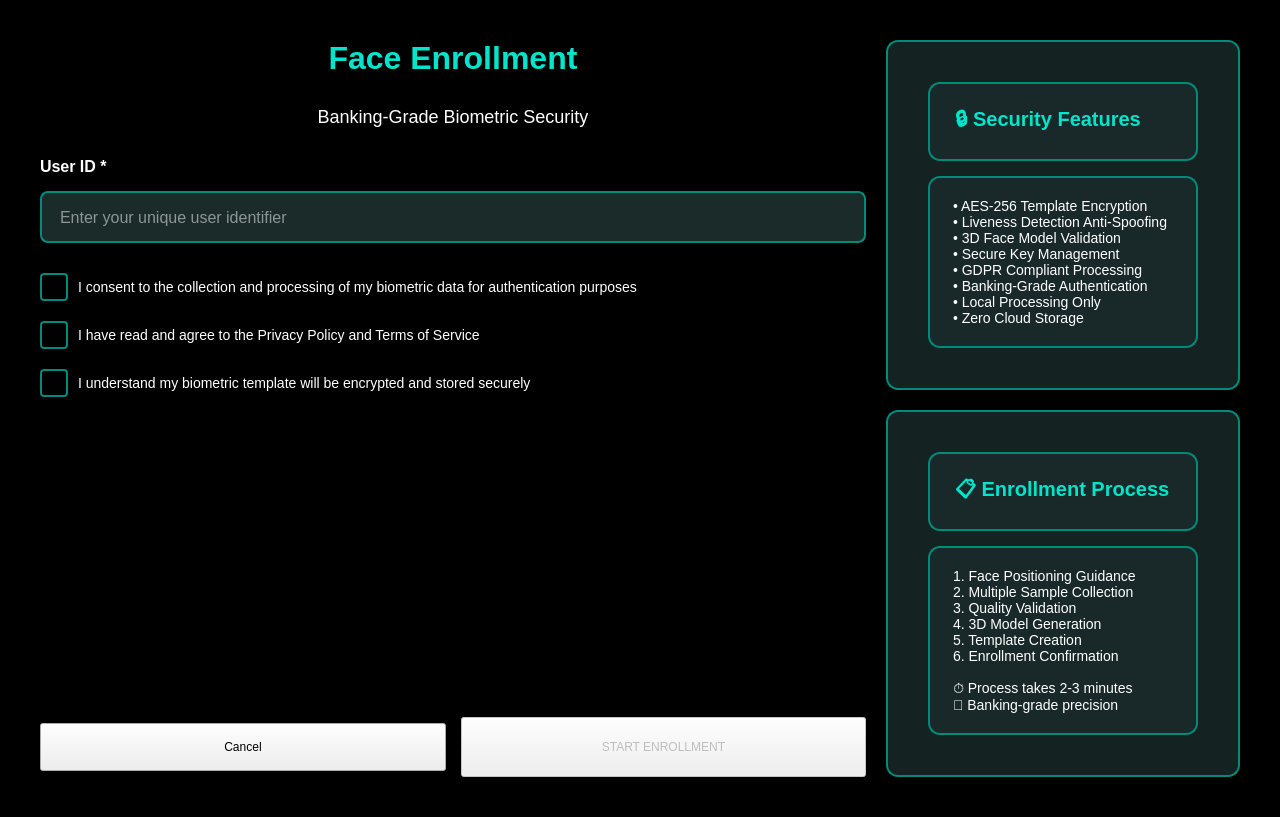
Above: src/gui/ui/face_enrollment_widget.ui from SupernovaIndustries/unlook-standalone before the change. Below: the same form after it.
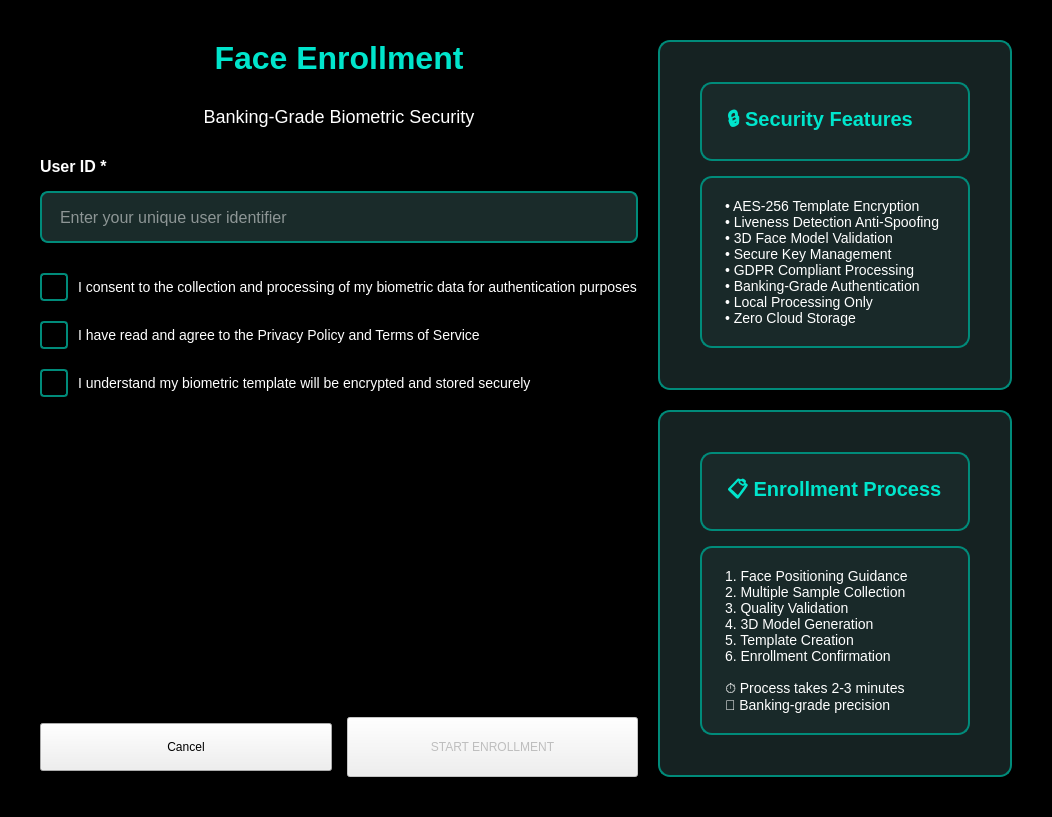
That is the form after the change. Icons and pictures are not drawn.

The edit to the form file:
```diff
--- a/src/gui/ui/face_enrollment_widget.ui
+++ b/src/gui/ui/face_enrollment_widget.ui
@@ -6,8 +6,8 @@
    <rect>
     <x>0</x>
     <y>0</y>
-    <width>1280</width>
-    <height>800</height>
+    <width>1024</width>
+    <height>600</height>
    </rect>
   </property>
   <property name="windowTitle">
```
